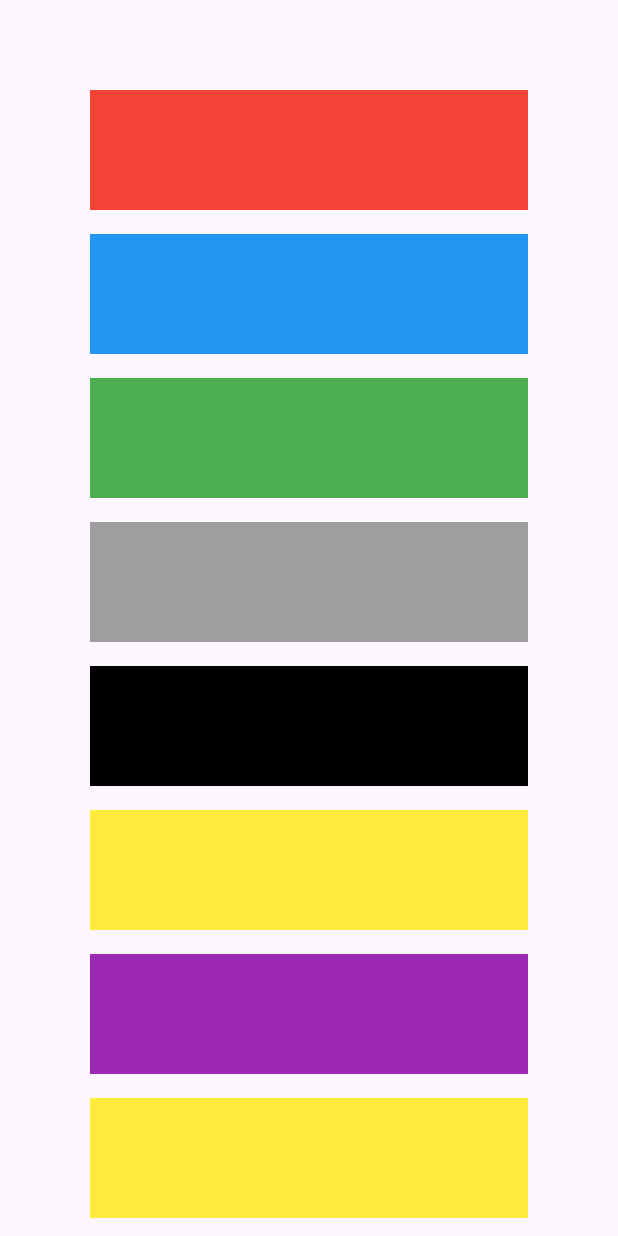
After one commit to shihabLuminar/riverpod_boilerplate_may, a Flutter app: the screen it shows after launch, after a tap on the "color lens" icon, on a phone screen of 412 x 824 dp. The commit adds this screen. Run offline on Flutter 3.47's test engine with Material 3 defaults, Android fonts, the light colour scheme and no system bars; our stand-ins replace flutter_riverpod.

Commit message:
color addded

```diff
--- /dev/null
+++ b/lib/presentation/color_screen/state/color_screen_state.dart
@@ -0,0 +1,19 @@
+import 'package:flutter/material.dart';
+import 'package:riverpod_boilerplate_may/presentation/counter_screen/state/counter_screen_state.dart';
+
+class ColorScreenState {
+  List<Color> colorList;
+  Color? currentColor;
+
+  ColorScreenState({required this.colorList, this.currentColor});
+
+  ColorScreenState copyWith({
+    List<Color>? colorList,
+    Color? currentColor,
+  }) {
+    return ColorScreenState(
+      colorList: colorList ?? this.colorList,
+      currentColor: currentColor ?? this.currentColor,
+    );
+  }
+}
--- /dev/null
+++ b/lib/presentation/color_screen/view/color_screen.dart
@@ -0,0 +1,32 @@
+import 'package:flutter/material.dart';
+import 'package:flutter_riverpod/flutter_riverpod.dart';
+import 'package:riverpod_boilerplate_may/presentation/color_screen/controller/color_screen_controller.dart';
+import 'package:riverpod_boilerplate_may/presentation/color_screen/state/color_screen_state.dart';
+
+class Colorscreen extends ConsumerWidget {
+  const Colorscreen({super.key});
+
+  @override
+  Widget build(BuildContext context, WidgetRef ref) {
+    final colorScreenState =
+        ref.watch(colorScreenStateNotifierProvider) as ColorScreenState;
+    return Scaffold(
+      backgroundColor: colorScreenState.currentColor,
+      body: ListView.separated(
+          padding: EdgeInsets.all(60),
+          itemBuilder: (context, index) => InkWell(
+                onTap: () {
+                  ref
+                      .read(colorScreenStateNotifierProvider.notifier)
+                      .onColorSelection(colorScreenState.colorList[index]);
+                },
+                child: Container(
+                  height: 80,
+                  color: colorScreenState.colorList[index],
+                ),
+              ),
+          separatorBuilder: (context, index) => SizedBox(height: 16),
+          itemCount: 10),
+    );
+  }
+}
--- a/lib/presentation/counter_screen/view/counter_screen.dart
+++ b/lib/presentation/counter_screen/view/counter_screen.dart
@@ -1,5 +1,6 @@
 import 'package:flutter/material.dart';
 import 'package:flutter_riverpod/flutter_riverpod.dart';
+import 'package:riverpod_boilerplate_may/presentation/color_screen/view/color_screen.dart';
 import 'package:riverpod_boilerplate_may/presentation/counter_screen/controller/counter_screen_controller.dart';
 import 'package:riverpod_boilerplate_may/presentation/counter_screen/state/counter_screen_state.dart';
 
@@ -13,6 +14,19 @@ class CounterScreen extends ConsumerWidget {
         ref.watch(counterScreenStateNotifierProvider) as CounterScreenState;
 
     return Scaffold(
+      appBar: AppBar(
+        actions: [
+          IconButton(
+              onPressed: () {
+                Navigator.push(
+                    context,
+                    MaterialPageRoute(
+                      builder: (context) => Colorscreen(),
+                    ));
+              },
+              icon: Icon(Icons.color_lens))
+        ],
+      ),
       floatingActionButton: FloatingActionButton(
         onPressed: () {
           ref.read(counterScreenStateNotifierProvider.notifier).onIncrement();
```
Also changed, not shown: lib/presentation/color_screen/controller/color_screen_controller.dart (added, +34 -0 lines).
